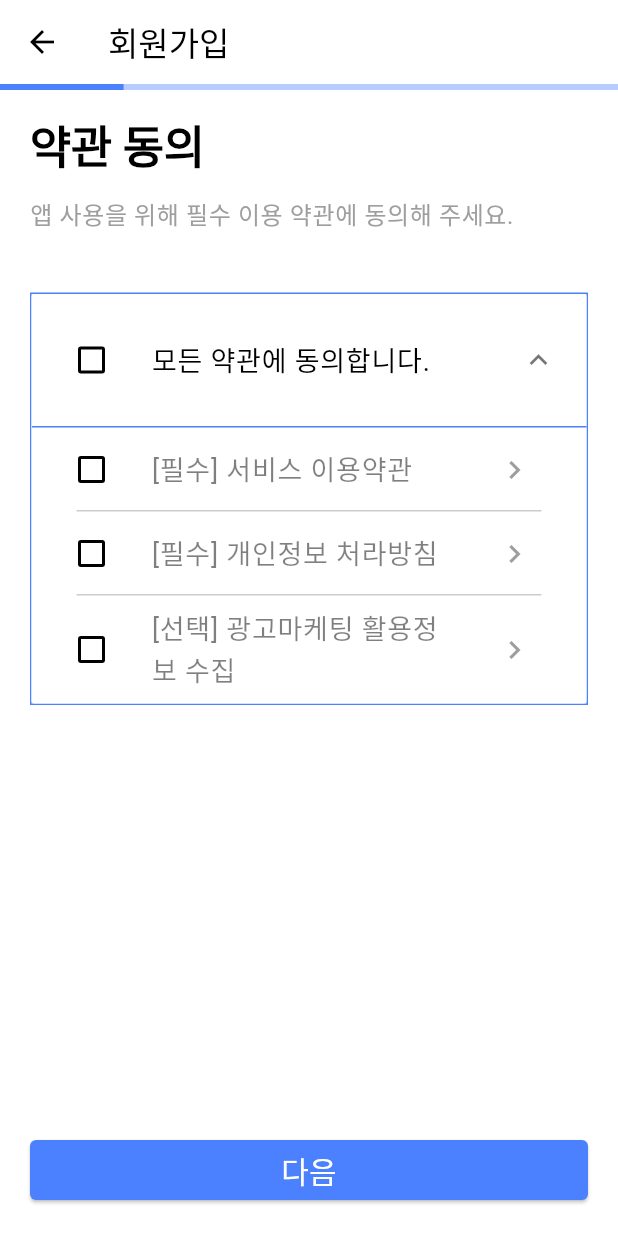
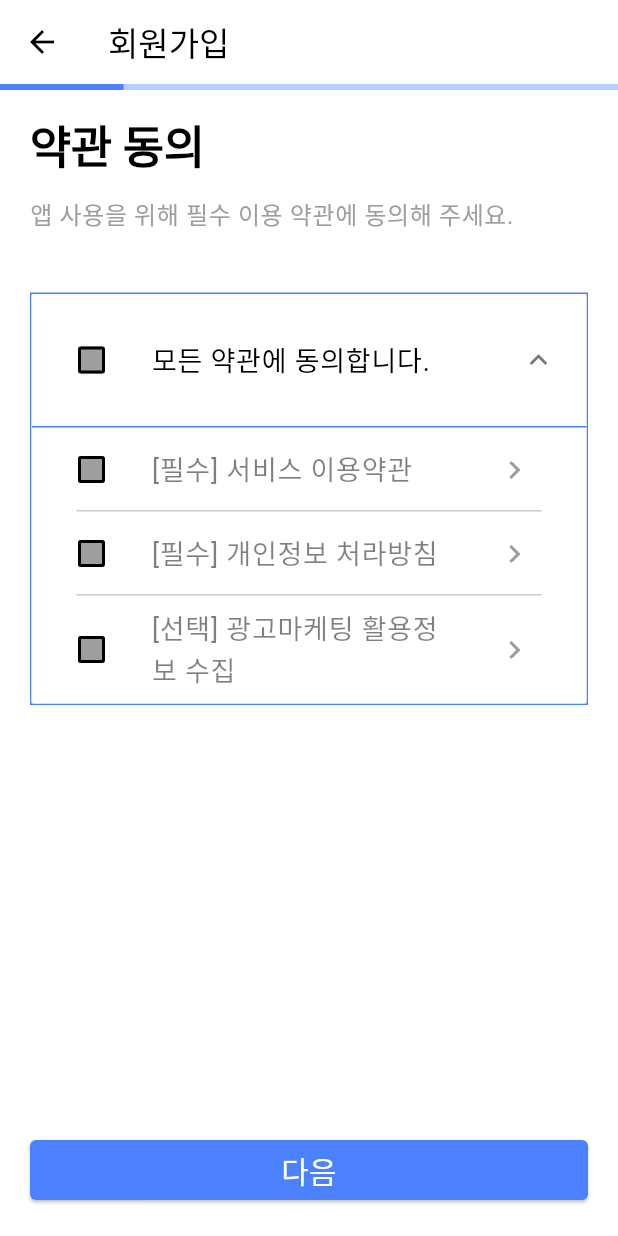
Before and after one commit to Dream-Maker-Inc/si_hicoach_fe, a Flutter app: the SignUpAgreementPage screen opened by its route, after a tap on the "expand more" icon, on a phone screen of 412 x 824 dp. Run offline on Flutter 3.47's test engine with Material 2 defaults, Android fonts, the phone set to English and light mode, and no system bars.

Commit message:
refactor: checkbox_themes.dart 테마 컬러 설정

```diff
--- a/lib/common/checkbox_themes.dart
+++ b/lib/common/checkbox_themes.dart
@@ -1,3 +1,6 @@
 import 'package:flutter/material.dart';
 
-var checkboxThemes = CheckboxThemeData();
+var checkboxThemes = CheckboxThemeData(
+  // 체크하기 전 체크박스 테두리
+  fillColor: MaterialStateProperty.all(Colors.grey),
+);
```
